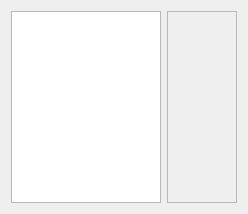
Above: ui/devicecontrolwidget.ui from pot-oie/SmartHome before the change. Below: the same form after it.
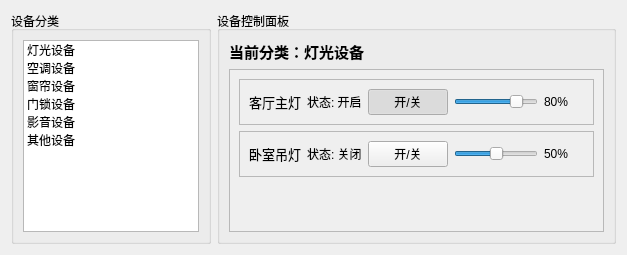
That is the form after the change.

The edit to the form file:
```diff
--- a/ui/devicecontrolwidget.ui
+++ b/ui/devicecontrolwidget.ui
@@ -4,14 +4,128 @@
  <widget class="QWidget" name="DeviceControlWidget">
   <layout class="QHBoxLayout" name="horizontalLayout">
    <item>
-    <widget class="QListWidget" name="listCategory">
-     <property name="maximumSize"><size><width>150</width><height>16777215</height></size></property>
+    <widget class="QGroupBox" name="groupBox_category">
+     <property name="title"><string>设备分类</string></property>
+     <property name="maximumSize"><size><width>200</width><height>16777215</height></size></property>
+     <layout class="QVBoxLayout" name="verticalLayout_cat">
+      <item>
+       <widget class="QListWidget" name="listCategory">
+        <item><property name="text"><string>灯光设备</string></property></item>
+        <item><property name="text"><string>空调设备</string></property></item>
+        <item><property name="text"><string>窗帘设备</string></property></item>
+        <item><property name="text"><string>门锁设备</string></property></item>
+        <item><property name="text"><string>影音设备</string></property></item>
+        <item><property name="text"><string>其他设备</string></property></item>
+       </widget>
+      </item>
+     </layout>
     </widget>
    </item>
    <item>
-    <widget class="QScrollArea" name="scrollArea">
-     <property name="widgetResizable"><bool>true</bool></property>
-     <widget class="QWidget" name="scrollAreaWidgetContents"/>
+    <widget class="QGroupBox" name="groupBox_devices">
+     <property name="title"><string>设备控制面板</string></property>
+     <layout class="QVBoxLayout" name="verticalLayout_main">
+      <item>
+       <widget class="QLabel" name="label_categoryTitle">
+        <property name="text"><string>当前分类：灯光设备</string></property>
+        <property name="font"><font><pointsize>11</pointsize><weight>75</weight><bold>true</bold></font></property>
+       </widget>
+      </item>
+      <item>
+       <widget class="QScrollArea" name="scrollArea">
+        <property name="widgetResizable"><bool>true</bool></property>
+        <widget class="QWidget" name="scrollAreaWidgetContents">
+         <layout class="QVBoxLayout" name="verticalLayout_scroll">
+          <item>
+           <widget class="QFrame" name="frame_device1">
+            <property name="frameShape"><enum>QFrame::StyledPanel</enum></property>
+            <property name="frameShadow"><enum>QFrame::Raised</enum></property>
+            <layout class="QHBoxLayout" name="horizontalLayout_device1">
+             <item>
+              <widget class="QLabel" name="label_device1Name">
+               <property name="text"><string>客厅主灯</string></property>
+               <property name="font"><font><pointsize>10</pointsize></font></property>
+              </widget>
+             </item>
+             <item>
+              <widget class="QLabel" name="label_device1Status">
+               <property name="text"><string>状态: 开启</string></property>
+              </widget>
+             </item>
+             <item>
+              <widget class="QPushButton" name="btn_device1Switch">
+               <property name="text"><string>开/关</string></property>
+               <property name="checkable"><bool>true</bool></property>
+               <property name="checked"><bool>true</bool></property>
+              </widget>
+             </item>
+             <item>
+              <widget class="QSlider" name="slider_device1">
+               <property name="minimum"><number>0</number></property>
+               <property name="maximum"><number>100</number></property>
+               <property name="value"><number>80</number></property>
+               <property name="orientation"><enum>Qt::Horizontal</enum></property>
+              </widget>
+             </item>
+             <item>
+              <widget class="QLabel" name="label_device1Value">
+               <property name="text"><string>80%</string></property>
+               <property name="minimumSize"><size><width>40</width><height>0</height></size></property>
+              </widget>
+             </item>
+            </layout>
+           </widget>
+          </item>
+          <item>
+           <widget class="QFrame" name="frame_device2">
+            <property name="frameShape"><enum>QFrame::StyledPanel</enum></property>
+            <property name="frameShadow"><enum>QFrame::Raised</enum></property>
+            <layout class="QHBoxLayout" name="horizontalLayout_device2">
+             <item>
+              <widget class="QLabel" name="label_device2Name">
+               <property name="text"><string>卧室吊灯</string></property>
+               <property name="font"><font><pointsize>10</pointsize></font></property>
+              </widget>
+             </item>
+             <item>
+              <widget class="QLabel" name="label_device2Status">
+               <property name="text"><string>状态: 关闭</string></property>
+              </widget>
+             </item>
+             <item>
+              <widget class="QPushButton" name="btn_device2Switch">
+               <property name="text"><string>开/关</string></property>
+               <property name="checkable"><bool>true</bool></property>
+              </widget>
+             </item>
+             <item>
+              <widget class="QSlider" name="slider_device2">
+               <property name="minimum"><number>0</number></property>
+               <property name="maximum"><number>100</number></property>
+               <property name="value"><number>50</number></property>
+               <property name="orientation"><enum>Qt::Horizontal</enum></property>
+              </widget>
+             </item>
+             <item>
+              <widget class="QLabel" name="label_device2Value">
+               <property name="text"><string>50%</string></property>
+               <property name="minimumSize"><size><width>40</width><height>0</height></size></property>
+              </widget>
+             </item>
+            </layout>
+           </widget>
+          </item>
+          <item>
+           <spacer name="verticalSpacer">
+            <property name="orientation"><enum>Qt::Vertical</enum></property>
+            <property name="sizeHint" stdset="0"><size><width>20</width><height>40</height></size></property>
+           </spacer>
+          </item>
+         </layout>
+        </widget>
+       </widget>
+      </item>
+     </layout>
     </widget>
    </item>
   </layout>
```
